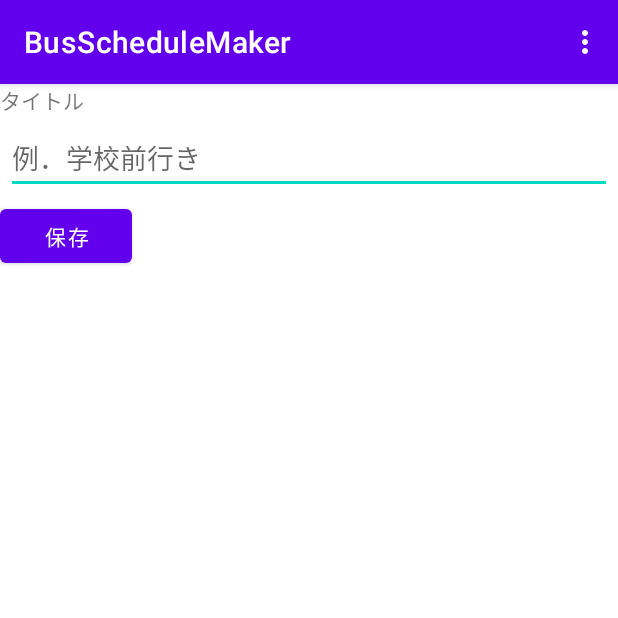
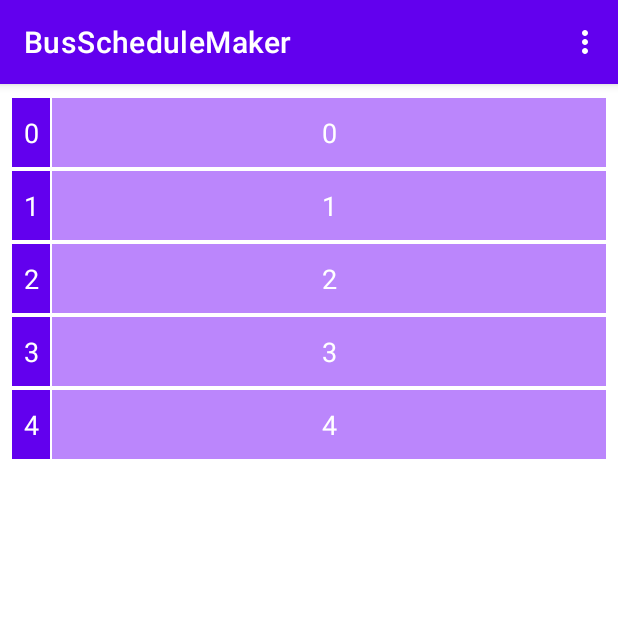
Before and after one commit to kaz-taka-1/BusScheduleMaker, an Android app: the screen it shows after launch (MainActivity), on a phone screen of 412 x 824 dp, the top half of it. Run offline under Robolectric (Android 15) with nearby library versions, the phone set to English and light mode, and no system bars.

Commit message:
表の表示

```diff
--- a/app/src/main/java/com/websarva/wings/android/busschedulemaker/MainActivity.kt
+++ b/app/src/main/java/com/websarva/wings/android/busschedulemaker/MainActivity.kt
@@ -7,15 +7,23 @@ import android.os.Bundle
 import android.view.Menu
 import android.view.MenuItem
 import android.view.View
+import android.view.ViewGroup
 import android.widget.*
 
 class MainActivity : AppCompatActivity() {
     override fun onCreate(savedInstanceState: Bundle?) {
         super.onCreate(savedInstanceState)
         setContentView(R.layout.activity_main)
-        val bt = findViewById<Button>(R.id.bt1)
-        val listener = HelloListener()
-        bt.setOnClickListener(listener)
+        val vg = findViewById<View>(R.id.tableLayout) as ViewGroup
+        for (i in 0 until 5 ) {
+            getLayoutInflater().inflate(R.layout.input_layout, vg)
+            val tr = vg.getChildAt(i) as TableRow;
+            //textviewに文字を格納
+            ((tr.getChildAt(0)) as TextView).setText(i.toString())
+            //buttonの動的追加と押されたときの処理の記載
+            ((tr.getChildAt(1)) as TextView)?.setText(i.toString())
+                //この中に処理を書きます
+        }
 
     }
     //オプションメニューの埋め込み
@@ -37,14 +45,5 @@ class MainActivity : AppCompatActivity() {
         return returnVal
     }
 
-    private inner class HelloListener(): View.OnClickListener{
-        override fun onClick(view: View?) {
-            val evText = findViewById<EditText>(R.id.a)
-            val text1 = evText.text.toString()
-            val intent = Intent(this@MainActivity,NewSchedule::class.java)
-            intent.putExtra("TEXT1",text1)
-            startActivity(intent)
-        }
-    }
 
 }
--- a/app/src/main/res/layout/activity_main.xml
+++ b/app/src/main/res/layout/activity_main.xml
@@ -1,29 +1,21 @@
 <LinearLayout xmlns:android="http://schemas.android.com/apk/res/android"
-    android:orientation="vertical"
+    xmlns:app="http://schemas.android.com/apk/res-auto"
     android:layout_width="match_parent"
-    android:layout_height="match_parent">
-    <TextView
-        android:id="@+id/ti"
-        android:layout_width="match_parent"
-        android:layout_height="wrap_content"
-        android:fontFamily="sans-serif"
-        android:text="タイトル"/>
+    android:layout_height="match_parent" >
 
-    <EditText
-        android:id="@+id/a"
-        android:layout_width="match_parent"
-        android:layout_height="wrap_content"
-        android:layout_marginTop="4dp"
-        android:layout_marginLeft="4dp"
-        android:layout_marginRight="4dp"
-        android:layout_marginBottom="4dp"
-        android:hint="@string/et_title_hint" />
+<TableLayout
+    android:id="@+id/tableLayout"
+    android:layout_width="match_parent"
+    android:layout_height="wrap_content"
+    android:layout_marginStart="8dp"
+    android:layout_marginTop="8dp"
+    android:layout_marginEnd="8dp"
+    android:layout_marginBottom="8dp"
+    app:layout_constraintBottom_toBottomOf="parent"
+    app:layout_constraintEnd_toEndOf="parent"
+    app:layout_constraintStart_toStartOf="parent"
+    app:layout_constraintTop_toTopOf="parent"
+    android:stretchColumns="1">
 
-
-    <Button
-        android:id="@+id/bt1"
-        android:layout_width="wrap_content"
-        android:layout_height="wrap_content"
-        android:text="保存"/>
-
+    </TableLayout>
 </LinearLayout>
--- a/app/src/main/res/layout/input_layout.xml
+++ b/app/src/main/res/layout/input_layout.xml
@@ -1,18 +1,30 @@
-<?xml version="1.0" encoding="utf-8"?>
-<TableLayout xmlns:android="http://schemas.android.com/apk/res/android"
+<TableRow xmlns:android="http://schemas.android.com/apk/res/android"
     android:layout_width="match_parent"
-    android:layout_height="wrap_content"
-    android:stretchColumns="1"
-    android:background="#000000">
-    <TableRow>
-        <TextView
-            android:id="@+id/hour"
-            android:padding="3dip" />
-        <TextView
-            android:id="@+id/minute"
-            android:gravity="right"
-            android:padding="3dip" />
-    </TableRow>
+    android:layout_height="match_parent"
+    android:background="@color/white">
 
+    <TextView
+        android:layout_width="25dp"
+        android:layout_height="46dp"
+        android:background="@color/purple_500"
+        android:gravity="center_horizontal|center"
+        android:text="11"
+        android:textColor="@color/white"
+        android:textSize="18sp"
+        android:layout_marginBottom="1dp"
+        android:layout_marginTop="1dp"/>
 
-</TableLayout>
+    <TextView
+        android:id="@+id/rowtext2"
+        android:layout_width="match_parent"
+        android:layout_height="46dp"
+        android:layout_marginLeft="1dp"
+        android:layout_marginBottom="1dp"
+        android:layout_marginTop="1dp"
+        android:background="@color/purple_200"
+        android:gravity="center"
+        android:text="0"
+        android:textSize="18sp"
+        android:textColor="@color/white" />
+
+</TableRow>
```
Also changed, not shown: app/src/main/java/com/websarva/wings/android/busschedulemaker/NewSchedule.kt (+25 -9 lines), app/src/main/res/drawable/text_bg_solid_gray.xml (added, +9 -0 lines), app/src/main/res/layout/activity_new_schedule.xml (+12 -14 lines).
